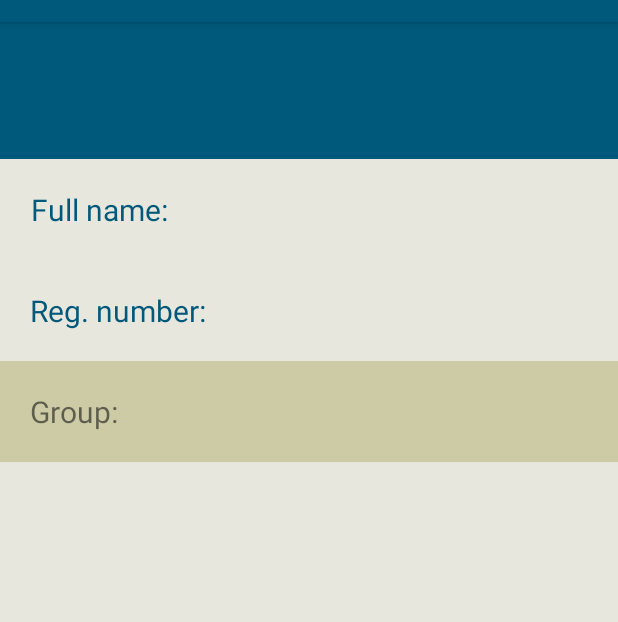
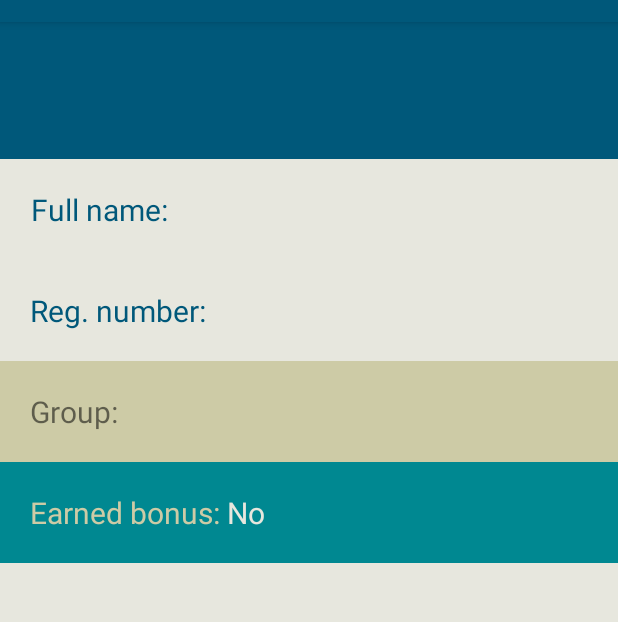
Before and after one commit to tumasews20163-1/TUM-ASE-WS2016-Project, an Android app: the OverviewActivity screen opened directly, with no data from a screen before it, on a phone screen of 412 x 824 dp, the part 62-684 px from its top. Run offline under Robolectric (Android 15) with nearby library versions, the phone set to English and light mode, and no system bars; libraries missing offline, so code that uses them is left out: com.journeyapps.barcodescanner; 10 statements that could not run were skipped.

Commit message:
Update Android UI, notification not started

```diff
--- a/Android/CourseApp/app/src/main/java/com/example/alex/courseapp/OverviewActivity.java
+++ b/Android/CourseApp/app/src/main/java/com/example/alex/courseapp/OverviewActivity.java
@@ -35,11 +35,13 @@ public class OverviewActivity extends AppCompatActivity {
     TextView fullNameView;
     TextView exerciseGroup;
     TextView usernameView;
+    TextView bonusView;
 
     String matnrToDisplay;
     String fullNameToDisplay;
     String exerciseGroupToDisplay;
     String usernameToDisplay;
+    int bonus;
 
     ImageView qr_image;
 
@@ -52,6 +54,7 @@ public class OverviewActivity extends AppCompatActivity {
         fullNameView = (TextView) findViewById(R.id.fullname);
         exerciseGroup = (TextView) findViewById(R.id.exercise_group);
         usernameView = (TextView) findViewById(R.id.username);
+        bonusView = (TextView) findViewById(R.id.bonus);
         qr_image = (ImageView) findViewById(R.id.qr_image);
 
         Intent intent = getIntent();
@@ -69,11 +72,19 @@ public class OverviewActivity extends AppCompatActivity {
             fullNameToDisplay = studentJSON.getString("firstname") + " " + studentJSON.getString("lastname");
             exerciseGroupToDisplay = studentJSON.getString("group");
             usernameToDisplay = studentJSON.getString("username");
+            bonus = studentJSON.getInt("bonus");
 
             matnrView.setText(matnrToDisplay);
             fullNameView.setText(fullNameToDisplay);
             usernameView.setText(usernameToDisplay);
             exerciseGroup.setText(exerciseGroupToDisplay);
+
+            if(bonus == 1)
+                bonusView.setText("Yes");
+            else if(bonus == 0)
+                bonusView.setText("No");
+            else
+                bonusView.setText("Error in database");
 
             String qrCodeString = studentJSON.getString("qrcode");
 
--- a/Android/CourseApp/app/src/main/res/layout/activity_main.xml
+++ b/Android/CourseApp/app/src/main/res/layout/activity_main.xml
@@ -5,6 +5,26 @@
     android:paddingRight="@dimen/activity_horizontal_margin"
     android:paddingTop="@dimen/activity_vertical_margin"
     android:paddingBottom="@dimen/activity_vertical_margin" tools:context=".MainActivity">
+
+    <EditText
+        android:layout_width="match_parent"
+        android:layout_height="wrap_content"
+        android:layout_above="@+id/password"
+        android:layout_alignParentRight="true"
+        android:layout_alignParentEnd="true"
+        android:singleLine="true"
+        android:id="@+id/username"/>
+
+
+    <EditText
+        android:layout_width="match_parent"
+        android:layout_height="wrap_content"
+        android:layout_above="@+id/Login_button"
+        android:layout_alignParentRight="true"
+        android:layout_alignParentEnd="true"
+        android:inputType="textPassword"
+        android:singleLine="true"
+        android:id="@+id/password" />
 
 
     <Button
@@ -20,24 +40,5 @@
         android:background="#00587A"
         android:textColor="#FFFFFF"/>
 
-    <EditText
-        android:layout_width="match_parent"
-        android:layout_height="wrap_content"
-        android:layout_above="@+id/Login_button"
-        android:layout_alignParentRight="true"
-        android:layout_alignParentEnd="true"
-        android:inputType="textPassword"
-        android:singleLine="true"
-        android:id="@+id/password" />
-
-    <EditText
-        android:layout_width="match_parent"
-        android:layout_height="wrap_content"
-        android:layout_above="@+id/password"
-        android:layout_alignParentRight="true"
-        android:layout_alignParentEnd="true"
-        android:singleLine="true"
-        android:id="@+id/username"/>
-
 
 </RelativeLayout>
--- a/Android/CourseApp/app/src/main/res/layout/activity_overview.xml
+++ b/Android/CourseApp/app/src/main/res/layout/activity_overview.xml
@@ -8,6 +8,14 @@
     tools:context="com.example.alex.courseapp.OverviewActivity">
 
 
+    <ScrollView
+        android:layout_width="fill_parent"
+        android:layout_height="wrap_content">
+
+     <LinearLayout
+         android:layout_width="fill_parent"
+         android:layout_height="fill_parent"
+         android:orientation="vertical">
 
     <LinearLayout
         android:padding="20dp"
@@ -128,6 +136,38 @@
 
     </LinearLayout>
 
+    <LinearLayout
+        android:padding="20dp"
+        android:id="@+id/middleLayout2"
+        android:layout_width="match_parent"
+        android:layout_height="wrap_content"
+        android:orientation="horizontal"
+        android:layout_below="@+id/topLayout2"
+        android:background="#008891"
+        >
+
+        <TextView
+
+            android:id="@+id/bonus_label"
+            android:layout_width="wrap_content"
+            android:layout_height="wrap_content"
+            android:layout_below="@+id/surname"
+            android:layout_centerHorizontal="true"
+            android:textSize="20dp"
+            android:text="Earned bonus: "
+            android:textColor="#CDCBA6"/>
+
+        <TextView
+            android:id="@+id/bonus"
+            android:layout_width="wrap_content"
+            android:layout_height="wrap_content"
+            android:layout_below="@+id/surname"
+            android:layout_centerHorizontal="true"
+            android:textSize="20dp"
+            android:text="New Text"
+            android:textColor="#E7E7DE"/>
+
+    </LinearLayout>
 
 
     <LinearLayout
@@ -135,7 +175,7 @@
         android:id="@+id/bottomLayout"
         android:layout_width="match_parent"
         android:layout_height="300dp"
-        android:layout_below="@+id/middleLayout">
+        android:layout_below="@+id/middleLayout2">
 
         <ImageView
             android:layout_width="match_parent"
@@ -143,4 +183,7 @@
             android:id="@+id/qr_image"/>
     </LinearLayout>
 
+    </LinearLayout>
+    </ScrollView>
+
 </LinearLayout>
--- a/Android/CourseApp/app/src/main/res/values/colors.xml
+++ b/Android/CourseApp/app/src/main/res/values/colors.xml
@@ -2,5 +2,5 @@
 <resources>
     <color name="colorPrimary">#00587a</color>
     <color name="colorPrimaryDark">#00587a</color>
-    <color name="colorAccent">#FF4081</color>
+    <color name="colorAccent">#ff9900</color>
 </resources>
```
